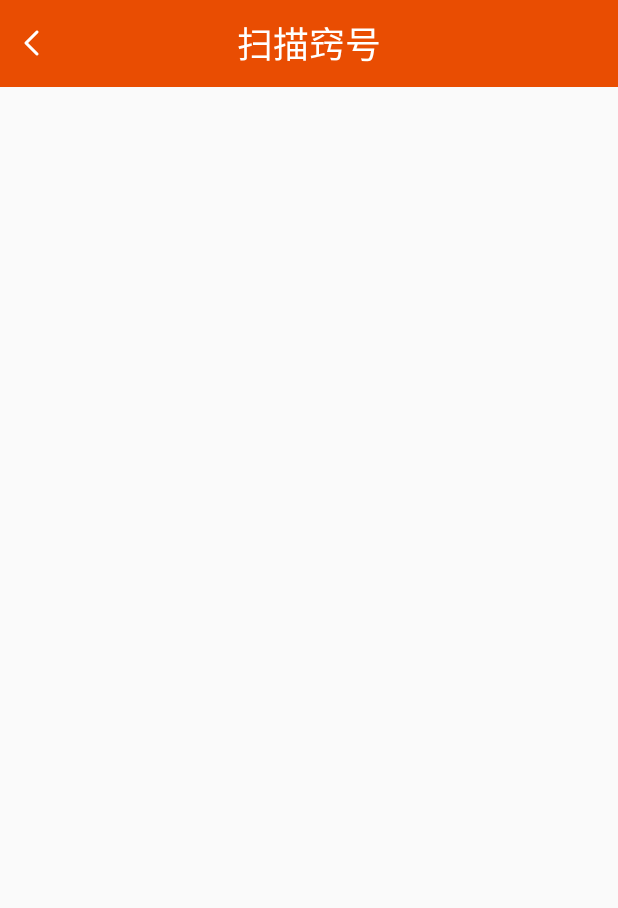
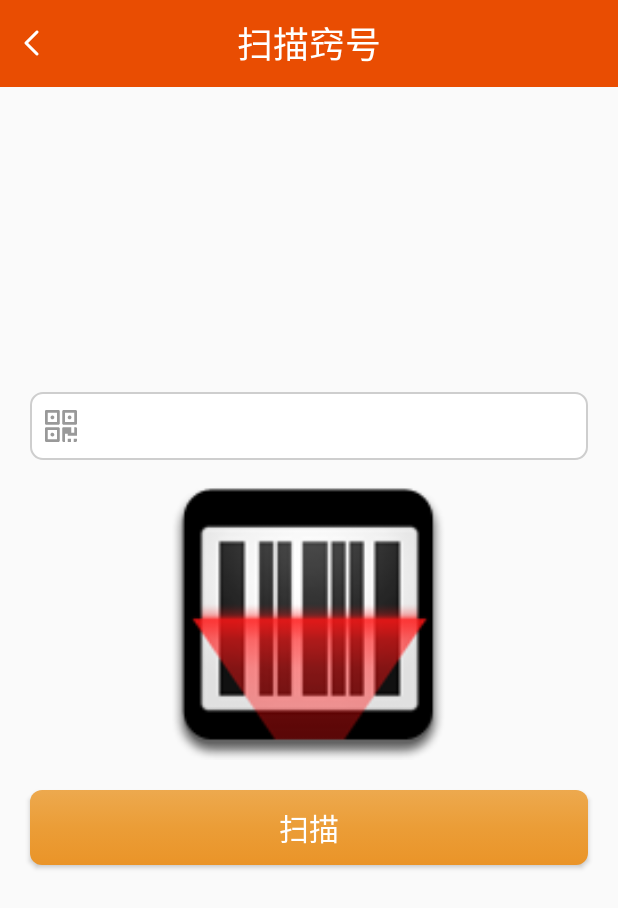
Before and after one commit to epoluodi/UHF_Elf, an Android app: the LabelBindingActivity screen opened directly, with no data from a screen before it, on a phone screen of 412 x 824 dp. Shown: the top 908 px of the screen. Run offline under Robolectric (Android 15) with nearby library versions, the phone set to English and light mode, and no system bars.

Commit message:
增加 窍号扫描

```diff
--- a/app/src/main/res/layout/activity_label_binding.xml
+++ b/app/src/main/res/layout/activity_label_binding.xml
@@ -35,8 +35,42 @@
     </RelativeLayout>
 
 
+    <EditText
+        android:layout_width="match_parent"
+        android:layout_height="45dp"
+       android:layout_above="@+id/img"
+        android:layout_marginBottom="10dp"
+        android:layout_marginTop="30dp"
+        android:background="@drawable/login_edit"
+        android:layout_marginLeft="20dp"
+        android:layout_marginRight="20dp"
+        android:textCursorDrawable="@drawable/color_cursor"
+        android:drawableLeft="@mipmap/barcode_icon"
+        android:paddingLeft="10dp"
+        android:inputType="textCapCharacters"
+        android:imeOptions="actionNext"
+        android:id="@+id/barcode"
+
+        />
+<ImageView
+    android:layout_width="190dp"
+    android:layout_height="190dp"
+    android:layout_centerInParent="true"
+    android:id="@+id/img"
+    android:src="@mipmap/scanner"/>
 
 
-
+    <Button
+        android:layout_width="match_parent"
+        android:layout_height="50dp"
+        android:layout_marginLeft="20dp"
+        android:layout_marginRight="20dp"
+        android:layout_marginTop="20dp"
+        android:layout_below="@+id/img"
+        android:text="扫描"
+        android:textSize="20dp"
+        android:textColor="@color/white"
+        android:background="@drawable/login_btn_selector"
+        />
 
 </RelativeLayout>
```
Also changed, not shown: app/src/main/res/mipmap-hdpi/barcode_icon.png (added), app/src/main/res/mipmap-hdpi/scanner.png (added).
